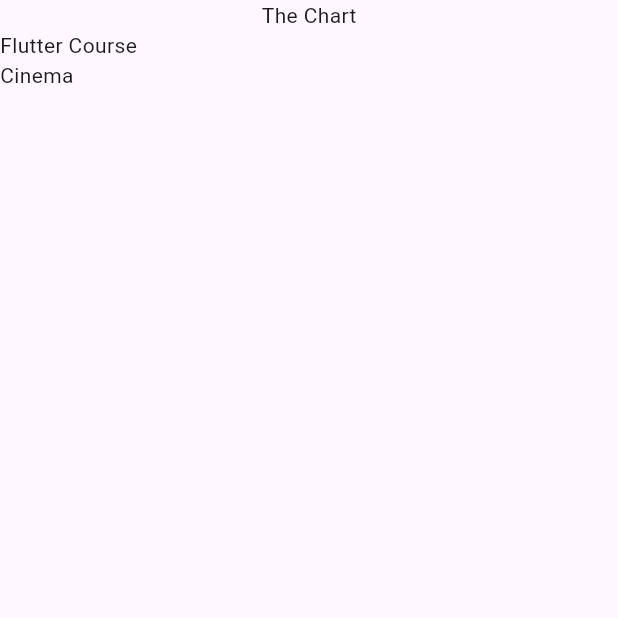
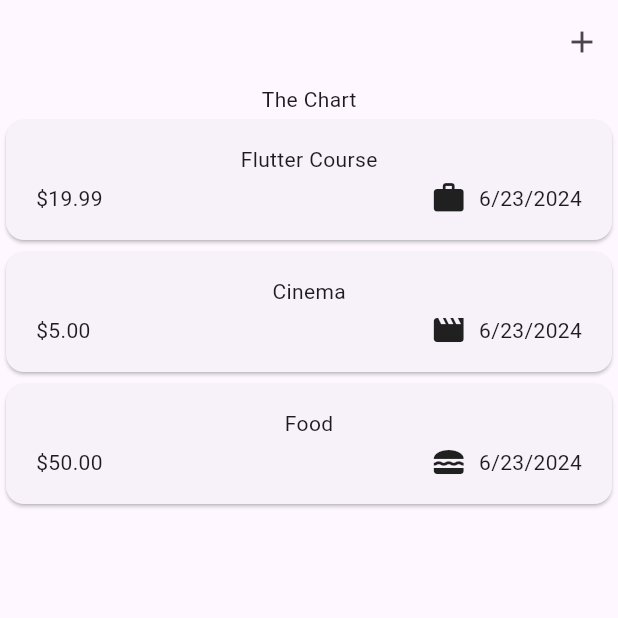
Before and after one commit to ParasSingla-009/Expense-Tracker, a Flutter app: the screen it shows after launch, on a phone screen of 412 x 824 dp, the top half of it. Run offline on Flutter 3.47's test engine with Material 3 defaults, Android fonts, the phone set to English and light mode, and no system bars.

```diff
--- a/lib/models/expense.dart
+++ b/lib/models/expense.dart
@@ -1,11 +1,19 @@
+import 'package:flutter/material.dart';
 import 'package:uuid/uuid.dart';
+import 'package:intl/intl.dart';
 
 const uuid = Uuid();
-
+final formatter  = DateFormat.yMd();
 
 enum Category{food, travel, leisure, work, other}
 
-
+const categoryIcons = {
+  Category.food: Icons.lunch_dining,
+  Category.travel: Icons.flight_takeoff,
+  Category.leisure : Icons.movie,
+  Category.work : Icons.work,
+  Category.other : Icons.architecture,
+};
 
 class Expense {
   Expense({
@@ -20,4 +28,8 @@ class Expense {
   final double amount;
   final DateTime date;
   final Category category;
+
+  get fromattedDate {
+    return formatter.format(date);
+  }
 }
--- a/lib/expenses.dart
+++ b/lib/widgets/expenses.dart
@@ -1,6 +1,7 @@
 import 'package:expense_tracker/models/expense.dart';
+import 'package:expense_tracker/widgets/new_expense.dart';
 import 'package:flutter/material.dart';
-import 'package:expense_tracker/expenses_list.dart';
+import 'package:expense_tracker/widgets/expenses_list/expenses_list.dart';
 
 class Expenses extends StatefulWidget {
   const Expenses({super.key});
@@ -24,10 +25,31 @@ class _ExpensesState extends State<Expenses> {
       date: DateTime.now(),
       category: Category.leisure,
     ),
+    Expense(
+      title: 'Food',
+      amount: 50.00,
+      date: DateTime.now(),
+      category: Category.food,
+    ),
   ];
+
+
+  void _addOpenExpenseOverlay() {
+    showModalBottomSheet(context: context, builder: (ctx) => const NewExpense(),
+    );
+  }
+
   @override
   Widget build(BuildContext context) {
     return Scaffold(
+      appBar: AppBar(
+        actions: [
+          IconButton(
+            onPressed: _addOpenExpenseOverlay,
+            icon: const Icon(Icons.add),
+          ),
+        ],
+      ),
       body: Column(
         children: [
           const Text("The Chart"),
--- /dev/null
+++ b/lib/widgets/expenses_list/expenses_item.dart
@@ -0,0 +1,39 @@
+import 'package:expense_tracker/models/expense.dart';
+import 'package:flutter/material.dart';
+
+class ExpensesItem extends StatelessWidget {
+  const ExpensesItem(this.expense, {super.key});
+
+  final Expense expense;
+
+  @override
+  Widget build(BuildContext context) {
+    return Card(
+      child: Padding(
+        padding: const EdgeInsets.symmetric(
+          horizontal: 20,
+          vertical: 16,
+        ),
+        child: Column(
+          children: [
+            Text(expense.title),
+            const SizedBox(height: 4),
+            Row(
+              children: [
+                Text('\$${expense.amount.toStringAsFixed(2)}'),
+                const Spacer(),
+                Row(
+                  children: [
+                    Icon(categoryIcons[expense.category]),
+                    const SizedBox(width: 8),
+                    Text(expense.fromattedDate),
+                  ],
+                ),
+              ],
+            ),
+          ],
+        ),
+      ),
+    );
+  }
+}
--- a/lib/expenses_list.dart
+++ b/lib/widgets/expenses_list/expenses_list.dart
@@ -1,4 +1,5 @@
 import 'package:expense_tracker/models/expense.dart';
+import 'package:expense_tracker/widgets/expenses_list/expenses_item.dart';
 import 'package:flutter/material.dart';
 
 class ExpensesList extends StatelessWidget {
@@ -12,7 +13,7 @@ class ExpensesList extends StatelessWidget {
   Widget build(BuildContext context) {
     return ListView.builder(
       itemCount: expenses.length,
-      itemBuilder: (ctx, index) => Text(expenses[index].title),
+      itemBuilder: (ctx, index) => ExpensesItem(expenses[index]),
     );
   }
 }
--- a/pubspec.yaml
+++ b/pubspec.yaml
@@ -36,6 +36,7 @@ dependencies:
   # Use with the CupertinoIcons class for iOS style icons.
   cupertino_icons: ^1.0.6
   uuid: ^4.4.0
+  intl: ^0.19.0
 
 dev_dependencies:
   flutter_test:
```
Also changed, not shown: lib/main.dart (+4 -3 lines), lib/widgets/new_expense.dart (added, +105 -0 lines), pubspec.lock.
